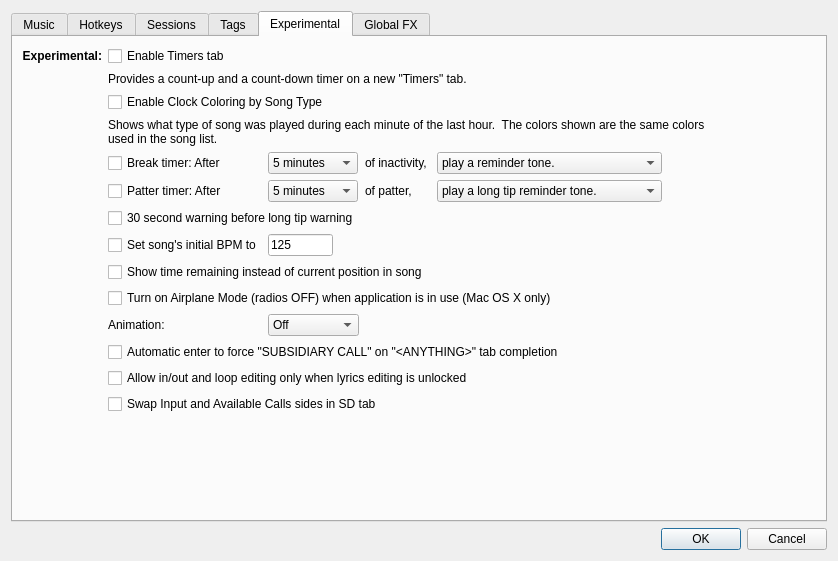
Qt form SquareDesk-DEV/test123/preferencesdialog.ui (mpogue2/SquareDesk) before a commit.
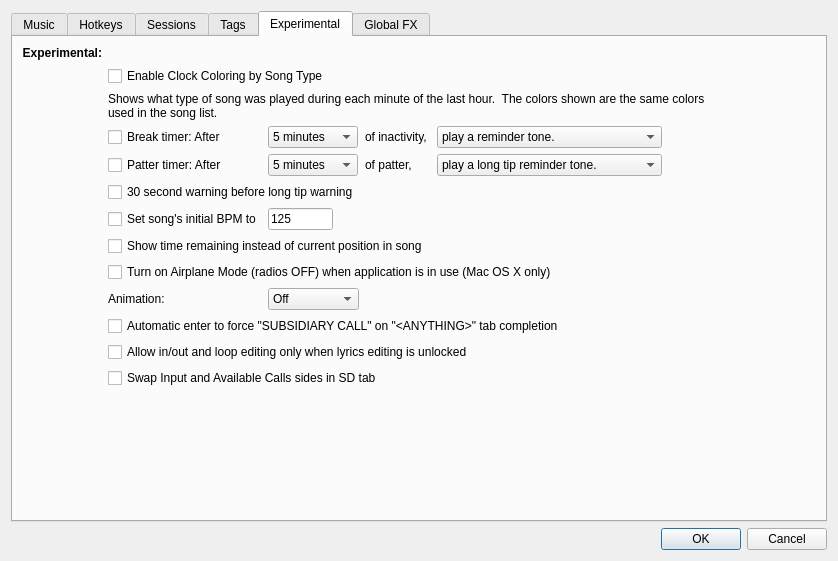
The same form after that commit. The open tabs and pages were chosen to show the change. Icons and pictures are not drawn.

Commit message:
WIP: removed Timers tab
As per discussion with Dan, we're removing the Timers tab.  I don't think many people used it.

Patch:
```diff
--- a/SquareDesk-DEV/test123/preferencesdialog.ui
+++ b/SquareDesk-DEV/test123/preferencesdialog.ui
@@ -70,7 +70,7 @@
      <item>
       <widget class="QTabWidget" name="tabWidget">
        <property name="currentIndex">
-        <number>5</number>
+        <number>4</number>
        </property>
        <widget class="QWidget" name="tab_3">
         <attribute name="title">
@@ -949,250 +949,20 @@
          <string>Experimental</string>
         </attribute>
         <layout class="QGridLayout" name="gridLayout_2">
-         <item row="16" column="1" colspan="4">
-          <widget class="QCheckBox" name="checkBoxInOutEditOnlyWhenLyricsUnlocked">
-           <property name="text">
-            <string>Allow in/out and loop editing only when lyrics editing is unlocked</string>
+         <item row="17" column="1">
+          <spacer name="verticalSpacer">
+           <property name="orientation">
+            <enum>Qt::Vertical</enum>
            </property>
-          </widget>
-         </item>
-         <item row="6" column="4" colspan="4">
-          <widget class="QComboBox" name="afterLongTipAction">
-           <property name="sizePolicy">
-            <sizepolicy hsizetype="Fixed" vsizetype="Fixed">
-             <horstretch>0</horstretch>
-             <verstretch>0</verstretch>
-            </sizepolicy>
-           </property>
-           <property name="minimumSize">
+           <property name="sizeHint" stdset="0">
             <size>
-             <width>225</width>
-             <height>0</height>
+             <width>20</width>
+             <height>2</height>
             </size>
            </property>
-           <property name="maximumSize">
-            <size>
-             <width>225</width>
-             <height>16777215</height>
-            </size>
-           </property>
-           <property name="currentIndex">
-            <number>0</number>
-           </property>
-           <item>
-            <property name="text">
-             <string>play a long tip reminder tone.</string>
-            </property>
-           </item>
-           <item>
-            <property name="text">
-             <string> play 1</string>
-            </property>
-           </item>
-           <item>
-            <property name="text">
-             <string> play 2</string>
-            </property>
-           </item>
-           <item>
-            <property name="text">
-             <string> play 3</string>
-            </property>
-           </item>
-           <item>
-            <property name="text">
-             <string> play 4</string>
-            </property>
-           </item>
-           <item>
-            <property name="text">
-             <string> play 5</string>
-            </property>
-           </item>
-           <item>
-            <property name="text">
-             <string> play 6</string>
-            </property>
-           </item>
-           <item>
-            <property name="text">
-             <string> play 7</string>
-            </property>
-           </item>
-           <item>
-            <property name="text">
-             <string> play 8</string>
-            </property>
-           </item>
-           <item>
-            <property name="text">
-             <string>visual indicator only</string>
-            </property>
-           </item>
-          </widget>
+          </spacer>
          </item>
-         <item row="6" column="1">
-          <widget class="QCheckBox" name="longTipCheckbox">
-           <property name="sizePolicy">
-            <sizepolicy hsizetype="Fixed" vsizetype="Fixed">
-             <horstretch>0</horstretch>
-             <verstretch>0</verstretch>
-            </sizepolicy>
-           </property>
-           <property name="minimumSize">
-            <size>
-             <width>0</width>
-             <height>0</height>
-            </size>
-           </property>
-           <property name="text">
-            <string>Patter timer: After</string>
-           </property>
-          </widget>
-         </item>
-         <item row="8" column="2">
-          <widget class="QLineEdit" name="initialBPMLineEdit">
-           <property name="sizePolicy">
-            <sizepolicy hsizetype="Fixed" vsizetype="Fixed">
-             <horstretch>0</horstretch>
-             <verstretch>0</verstretch>
-            </sizepolicy>
-           </property>
-           <property name="maximumSize">
-            <size>
-             <width>65</width>
-             <height>16777215</height>
-            </size>
-           </property>
-           <property name="text">
-            <string>125</string>
-           </property>
-           <property name="maxLength">
-            <number>3</number>
-           </property>
-          </widget>
-         </item>
-         <item row="2" column="1" colspan="4">
-          <widget class="QCheckBox" name="EnableClockColoring">
-           <property name="text">
-            <string>Enable Clock Coloring by Song Type</string>
-           </property>
-          </widget>
-         </item>
-         <item row="5" column="2">
-          <widget class="QComboBox" name="breakLength">
-           <property name="sizePolicy">
-            <sizepolicy hsizetype="Fixed" vsizetype="Fixed">
-             <horstretch>0</horstretch>
-             <verstretch>0</verstretch>
-            </sizepolicy>
-           </property>
-           <property name="currentIndex">
-            <number>1</number>
-           </property>
-           <item>
-            <property name="text">
-             <string>4 minutes</string>
-            </property>
-           </item>
-           <item>
-            <property name="text">
-             <string>5 minutes</string>
-            </property>
-           </item>
-           <item>
-            <property name="text">
-             <string>6 minutes</string>
-            </property>
-           </item>
-           <item>
-            <property name="text">
-             <string>7 minutes</string>
-            </property>
-           </item>
-           <item>
-            <property name="text">
-             <string>8 minutes</string>
-            </property>
-           </item>
-           <item>
-            <property name="text">
-             <string>9 minutes</string>
-            </property>
-           </item>
-           <item>
-            <property name="text">
-             <string>10 minutes</string>
-            </property>
-           </item>
-           <item>
-            <property name="text">
-             <string>15 minutes</string>
-            </property>
-           </item>
-           <item>
-            <property name="text">
-             <string>20 minutes</string>
-            </property>
-           </item>
-           <item>
-            <property name="text">
-             <string>25 minutes</string>
-            </property>
-           </item>
-           <item>
-            <property name="text">
-             <string>30 minutes</string>
-            </property>
-           </item>
-          </widget>
-         </item>
-         <item row="5" column="3">
-          <widget class="QLabel" name="inactivityLabel">
-           <property name="sizePolicy">
-            <sizepolicy hsizetype="Fixed" vsizetype="Preferred">
-             <horstretch>0</horstretch>
-             <verstretch>0</verstretch>
-            </sizepolicy>
-           </property>
-           <property name="text">
-            <string>of inactivity, </string>
-           </property>
-          </widget>
-         </item>
-         <item row="6" column="3">
-          <widget class="QLabel" name="label_2">
-           <property name="sizePolicy">
-            <sizepolicy hsizetype="Fixed" vsizetype="Preferred">
-             <horstretch>0</horstretch>
-             <verstretch>0</verstretch>
-            </sizepolicy>
-           </property>
-           <property name="text">
-            <string>of patter,</string>
-           </property>
-          </widget>
-         </item>
-         <item row="5" column="1">
-          <widget class="QCheckBox" name="breakTimerCheckbox">
-           <property name="sizePolicy">
-            <sizepolicy hsizetype="Fixed" vsizetype="Fixed">
-             <horstretch>0</horstretch>
-             <verstretch>0</verstretch>
-            </sizepolicy>
-           </property>
-           <property name="minimumSize">
-            <size>
-             <width>0</width>
-             <height>0</height>
-            </size>
-           </property>
-           <property name="text">
-            <string>Break timer: After </string>
-           </property>
-          </widget>
-         </item>
-         <item row="5" column="4">
+         <item row="4" column="4">
           <widget class="QComboBox" name="afterBreakAction">
            <property name="sizePolicy">
             <sizepolicy hsizetype="Fixed" vsizetype="Fixed">
@@ -1264,28 +1034,132 @@
            </item>
           </widget>
          </item>
-         <item row="7" column="1" colspan="2">
+         <item row="0" column="0">
+          <widget class="QLabel" name="ExpFeaturesLabel">
+           <property name="font">
+            <font>
+             <weight>75</weight>
+             <bold>true</bold>
+            </font>
+           </property>
+           <property name="text">
+            <string>Experimental:</string>
+           </property>
+           <property name="alignment">
+            <set>Qt::AlignRight|Qt::AlignTrailing|Qt::AlignVCenter</set>
+           </property>
+          </widget>
+         </item>
+         <item row="8" column="1" colspan="3">
+          <widget class="QCheckBox" name="useTimeRemainingCheckbox">
+           <property name="text">
+            <string>Show time remaining instead of current position in song</string>
+           </property>
+          </widget>
+         </item>
+         <item row="6" column="1" colspan="2">
           <widget class="QCheckBox" name="thirtySecWarningCheckbox">
            <property name="text">
             <string>30 second warning before long tip warning</string>
            </property>
           </widget>
          </item>
-         <item row="11" column="1" colspan="4">
-          <widget class="QCheckBox" name="enableAutoAirplaneModeCheckbox">
+         <item row="4" column="1">
+          <widget class="QCheckBox" name="breakTimerCheckbox">
+           <property name="sizePolicy">
+            <sizepolicy hsizetype="Fixed" vsizetype="Fixed">
+             <horstretch>0</horstretch>
+             <verstretch>0</verstretch>
+            </sizepolicy>
+           </property>
+           <property name="minimumSize">
+            <size>
+             <width>0</width>
+             <height>0</height>
+            </size>
+           </property>
            <property name="text">
-            <string>Turn on Airplane Mode (radios OFF) when application is in use (Mac OS X only)</string>
+            <string>Break timer: After </string>
+           </property>
+          </widget>
+         </item>
+         <item row="5" column="3">
+          <widget class="QLabel" name="label_2">
+           <property name="sizePolicy">
+            <sizepolicy hsizetype="Fixed" vsizetype="Preferred">
+             <horstretch>0</horstretch>
+             <verstretch>0</verstretch>
+            </sizepolicy>
+           </property>
+           <property name="text">
+            <string>of patter,</string>
            </property>
           </widget>
          </item>
          <item row="15" column="1" colspan="4">
-          <widget class="QCheckBox" name="checkBoxAutomaticEnterOnAnythingTabCompletion">
+          <widget class="QCheckBox" name="checkBoxInOutEditOnlyWhenLyricsUnlocked">
            <property name="text">
-            <string>Automatic enter to force &quot;SUBSIDIARY CALL&quot; on &quot;&lt;ANYTHING&gt;&quot; tab completion</string>
+            <string>Allow in/out and loop editing only when lyrics editing is unlocked</string>
            </property>
           </widget>
          </item>
-         <item row="6" column="2">
+         <item row="11" column="2">
+          <widget class="QComboBox" name="comboBoxAnimationSettings">
+           <item>
+            <property name="text">
+             <string>Off</string>
+            </property>
+           </item>
+           <item>
+            <property name="text">
+             <string>Slow</string>
+            </property>
+           </item>
+           <item>
+            <property name="text">
+             <string>Medium</string>
+            </property>
+           </item>
+           <item>
+            <property name="text">
+             <string>Fast</string>
+            </property>
+           </item>
+          </widget>
+         </item>
+         <item row="2" column="1" colspan="5">
+          <widget class="QLabel" name="clockColoringHelpLabel">
+           <property name="text">
+            <string>Shows what type of song was played during each minute of the last hour.  The colors shown are the same colors used in the song list.</string>
+           </property>
+           <property name="alignment">
+            <set>Qt::AlignLeading|Qt::AlignLeft|Qt::AlignTop</set>
+           </property>
+           <property name="wordWrap">
+            <bool>true</bool>
+           </property>
+          </widget>
+         </item>
+         <item row="5" column="1">
+          <widget class="QCheckBox" name="longTipCheckbox">
+           <property name="sizePolicy">
+            <sizepolicy hsizetype="Fixed" vsizetype="Fixed">
+             <horstretch>0</horstretch>
+             <verstretch>0</verstretch>
+            </sizepolicy>
+           </property>
+           <property name="minimumSize">
+            <size>
+             <width>0</width>
+             <height>0</height>
+            </size>
+           </property>
+           <property name="text">
+            <string>Patter timer: After</string>
+           </property>
+          </widget>
+         </item>
+         <item row="5" column="2">
           <widget class="QComboBox" name="longTipLength">
            <property name="sizePolicy">
             <sizepolicy hsizetype="Fixed" vsizetype="Fixed">
@@ -1363,54 +1237,157 @@
            </item>
           </widget>
          </item>
-         <item row="0" column="0">
-          <widget class="QLabel" name="ExpFeaturesLabel">
-           <property name="font">
-            <font>
-             <weight>75</weight>
-             <bold>true</bold>
-            </font>
-           </property>
+         <item row="10" column="1" colspan="4">
+          <widget class="QCheckBox" name="enableAutoAirplaneModeCheckbox">
            <property name="text">
-            <string>Experimental:</string>
+            <string>Turn on Airplane Mode (radios OFF) when application is in use (Mac OS X only)</string>
            </property>
-           <property name="alignment">
-            <set>Qt::AlignRight|Qt::AlignTrailing|Qt::AlignVCenter</set>
-           </property>
           </widget>
          </item>
-         <item row="9" column="1" colspan="3">
-          <widget class="QCheckBox" name="useTimeRemainingCheckbox">
-           <property name="text">
-            <string>Show time remaining instead of current position in song</string>
+         <item row="4" column="2">
+          <widget class="QComboBox" name="breakLength">
+           <property name="sizePolicy">
+            <sizepolicy hsizetype="Fixed" vsizetype="Fixed">
+             <horstretch>0</horstretch>
+             <verstretch>0</verstretch>
+            </sizepolicy>
            </property>
+           <property name="currentIndex">
+            <number>1</number>
+           </property>
+           <item>
+            <property name="text">
+             <string>4 minutes</string>
+            </property>
+           </item>
+           <item>
+            <property name="text">
+             <string>5 minutes</string>
+            </property>
+           </item>
+           <item>
+            <property name="text">
+             <string>6 minutes</string>
+            </property>
+           </item>
+           <item>
+            <property name="text">
+             <string>7 minutes</string>
+            </property>
+           </item>
+           <item>
+            <property name="text">
+             <string>8 minutes</string>
+            </property>
+           </item>
+           <item>
+            <property name="text">
+             <string>9 minutes</string>
+            </property>
+           </item>
+           <item>
+            <property name="text">
+             <string>10 minutes</string>
+            </property>
+           </item>
+           <item>
+            <property name="text">
+             <string>15 minutes</string>
+            </property>
+           </item>
+           <item>
+            <property name="text">
+             <string>20 minutes</string>
+            </property>
+           </item>
+           <item>
+            <property name="text">
+             <string>25 minutes</string>
+            </property>
+           </item>
+           <item>
+            <property name="text">
+             <string>30 minutes</string>
+            </property>
+           </item>
           </widget>
          </item>
-         <item row="12" column="2">
-          <widget class="QComboBox" name="comboBoxAnimationSettings">
+         <item row="5" column="4" colspan="4">
+          <widget class="QComboBox" name="afterLongTipAction">
+           <property name="sizePolicy">
+            <sizepolicy hsizetype="Fixed" vsizetype="Fixed">
+             <horstretch>0</horstretch>
+             <verstretch>0</verstretch>
+            </sizepolicy>
+           </property>
+           <property name="minimumSize">
+            <size>
+             <width>225</width>
+             <height>0</height>
+            </size>
+           </property>
+           <property name="maximumSize">
+            <size>
+             <width>225</width>
+             <height>16777215</height>
+            </size>
+           </property>
+           <property name="currentIndex">
+            <number>0</number>
+           </property>
            <item>
             <property name="text">
-             <string>Off</string>
+             <string>play a long tip reminder tone.</string>
             </property>
            </item>
            <item>
             <property name="text">
-             <string>Slow</string>
+             <string> play 1</string>
             </property>
            </item>
            <item>
             <property name="text">
-             <string>Medium</string>
+             <string> play 2</string>
             </property>
            </item>
            <item>
             <property name="text">
-             <string>Fast</string>
+             <string> play 3</string>
             </property>
            </item>
+           <item>
+            <property name="text">
+             <string> play 4</string>
+            </property>
+           </item>
+           <item>
+            <property name="text">
+             <string> play 5</string>
+            </property>
+           </item>
+           <item>
+            <property name="text">
+             <string> play 6</string>
+            </property>
+           </item>
+           <item>
+            <property name="text">
+             <string> play 7</string>
+            </property>
+           </item>
+           <item>
+            <property name="text">
+             <string> play 8</string>
+            </property>
+           </item>
+           <item>
+            <property name="text">
+             <string>visual indicator only</string>
+            </property>
+           </item>
           </widget>
          </item>
-         <item row="8" column="1">
+         <item row="7" column="1">
           <widget class="QCheckBox" name="initialBPMcheckbox">
            <property name="sizePolicy">
             <sizepolicy hsizetype="Fixed" vsizetype="Fixed">
@@ -1423,60 +1400,69 @@
            </property>
           </widget>
          </item>
-         <item row="3" column="1" colspan="5">
-          <widget class="QLabel" name="clockColoringHelpLabel">
-           <property name="text">
-            <string>Shows what type of song was played during each minute of the last hour.  The colors shown are the same colors used in the song list.</string>
-           </property>
-           <property name="alignment">
-            <set>Qt::AlignLeading|Qt::AlignLeft|Qt::AlignTop</set>
-           </property>
-           <property name="wordWrap">
-            <bool>true</bool>
-           </property>
-          </widget>
-         </item>
-         <item row="18" column="1">
-          <spacer name="verticalSpacer">
-           <property name="orientation">
-            <enum>Qt::Vertical</enum>
-           </property>
-           <property name="sizeHint" stdset="0">
-            <size>
-             <width>20</width>
-             <height>2</height>
-            </size>
-           </property>
-          </spacer>
-         </item>
-         <item row="12" column="1">
-          <widget class="QLabel" name="label_8">
-           <property name="text">
-            <string>Animation:</string>
-           </property>
-          </widget>
-         </item>
-         <item row="0" column="1" colspan="5">
-          <widget class="QCheckBox" name="EnableTimersTabCheckbox">
-           <property name="text">
-            <string>Enable Timers tab</string>
-           </property>
-          </widget>
-         </item>
-         <item row="1" column="1" colspan="5">
-          <widget class="QLabel" name="timersHelpLabel">
-           <property name="text">
-            <string>&lt;html&gt;&lt;head/&gt;&lt;body&gt;&lt;p&gt;&lt;span style=&quot;&quot;&gt;Provides a count-up and a count-down timer on a new &amp;quot;Timers&amp;quot; tab.&lt;/span&gt;&lt;/p&gt;&lt;/body&gt;&lt;/html&gt;</string>
-           </property>
-          </widget>
-         </item>
-         <item row="17" column="1" colspan="3">
+         <item row="16" column="1" colspan="3">
           <widget class="QCheckBox" name="checkBoxSwapSDTabInputAndAvailableCallsSides">
            <property name="text">
             <string>Swap Input and Available Calls sides in SD tab</string>
            </property>
           </widget>
          </item>
+         <item row="11" column="1">
+          <widget class="QLabel" name="label_8">
+           <property name="text">
+            <string>Animation:</string>
+           </property>
+          </widget>
+         </item>
+         <item row="4" column="3">
+          <widget class="QLabel" name="inactivityLabel">
+           <property name="sizePolicy">
+            <sizepolicy hsizetype="Fixed" vsizetype="Preferred">
+             <horstretch>0</horstretch>
+             <verstretch>0</verstretch>
+            </sizepolicy>
+           </property>
+           <property name="text">
+            <string>of inactivity, </string>
+           </property>
+          </widget>
+         </item>
+         <item row="7" column="2">
+          <widget class="QLineEdit" name="initialBPMLineEdit">
+           <property name="sizePolicy">
+            <sizepolicy hsizetype="Fixed" vsizetype="Fixed">
+             <horstretch>0</horstretch>
+             <verstretch>0</verstretch>
+            </sizepolicy>
+           </property>
+           <property name="maximumSize">
+            <size>
+             <width>65</width>
+             <height>16777215</height>
+            </size>
+           </property>
+           <property name="text">
+            <string>125</string>
+           </property>
+           <property name="maxLength">
+            <number>3</number>
+           </property>
+          </widget>
+         </item>
+         <item row="14" column="1" colspan="4">
+          <widget class="QCheckBox" name="checkBoxAutomaticEnterOnAnythingTabCompletion">
+           <property name="text">
+            <string>Automatic enter to force &quot;SUBSIDIARY CALL&quot; on &quot;&lt;ANYTHING&gt;&quot; tab completion</string>
+           </property>
+          </widget>
+         </item>
+         <item row="1" column="1" colspan="4">
+          <widget class="QCheckBox" name="EnableClockColoring">
+           <property name="text">
+            <string>Enable Clock Coloring by Song Type</string>
+           </property>
+          </widget>
+         </item>
         </layout>
        </widget>
        <widget class="QWidget" name="tab_6">
```
Left out of the diff: 1 changed line with no effect on the pictures. The commit also changes 5 other files.
